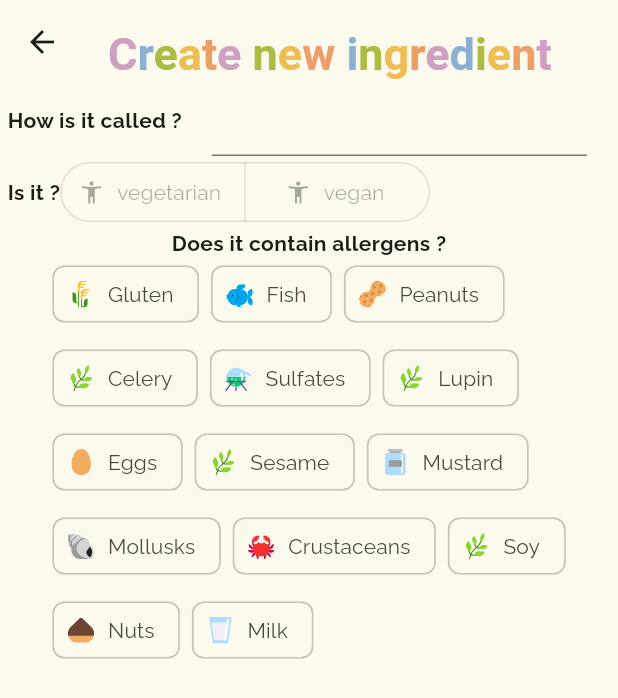
After one commit to Vjonquiere/KeskonMange, a Flutter app: the IngredientCreation screen opened directly, on a phone screen of 412 x 824 dp. The commit adds this screen. Shown: the top 698 px of the screen. Run offline on Flutter 3.47's test engine with Material 3 defaults, Android fonts, the phone set to English and light mode, and no system bars; our stand-ins replace flutter_secure_storage, flutter_svg, percent_indicator; missing offline and left inert: dart:ffi, openfoodfacts; accounts and stored records are empty.

Commit message:
allergerns selector widget factorisation + ingredient creation view pattern

```diff
--- /dev/null
+++ b/client/lib/core/widgets/allergens_selector.dart
@@ -0,0 +1,31 @@
+import 'package:flutter/cupertino.dart';
+import 'package:flutter/material.dart';
+import 'package:flutter_svg/svg.dart';
+
+import '../../constants.dart';
+import '../../utils/app_icons.dart';
+
+class AllergensSelector extends StatelessWidget {
+  void Function(int, bool) onSelected;
+  List<bool> selected;
+
+  AllergensSelector({required this.selected, required this.onSelected});
+
+  @override
+  Widget build(BuildContext context) {
+    return Wrap(
+      spacing: 8.0,
+      runSpacing: 8.0,
+      children: List.generate(allergens.length, (index) {
+        return FilterChip(
+          avatar: SvgPicture.asset(AppIcons.getIcon(allergens[index])),
+          label: Text(allergens[index]),
+          selected: selected[index],
+          onSelected: (bool selected) {
+            onSelected(index, selected);
+          },
+        );
+      }),
+    );
+  }
+}
--- a/client/lib/features/home/views/home_page.dart
+++ b/client/lib/features/home/views/home_page.dart
@@ -2,6 +2,8 @@ import 'package:client/core/widgets/custom_buttons.dart';
 import 'package:client/core/widgets/custom_dividers.dart';
 import 'package:client/features/home/viewmodels/coming_recipes_viewmodel.dart';
 import 'package:client/features/home/viewmodels/home_page_viewmodel.dart';
+import 'package:client/features/ingredient_creation/viewmodels/ingredient_viewmodel.dart';
+import 'package:client/features/ingredient_creation/views/ingredient_creation.dart';
 import 'package:client/features/recipe_calendar/viewmodels/calendar_viewmodel.dart';
 import 'package:client/features/recipe_calendar/views/calendar_page.dart';
 import 'package:client/features/recipe_planning/views/planned_recipes_page.dart';
@@ -61,7 +63,15 @@ class HomePage extends StatelessWidget {
                     iconSize: 32,
                     onPressed: () {
                       Navigator.of(context).push(MaterialPageRoute(
-                          builder: (context) => PlannedRecipesPage()));
+                          builder: (context) => ChangeNotifierProvider(
+                                create: (context) =>
+                                    IngredientCreationViewModel(),
+                                child: IngredientCreation(),
+                              )));
+
+                      /*
+                      Navigator.of(context).push(MaterialPageRoute(
+                          builder: (context) => PlannedRecipesPage()));*/
                     },
                     text: 'upload'),
                 CustomButton(
--- /dev/null
+++ b/client/lib/features/ingredient_creation/viewmodels/ingredient_viewmodel.dart
@@ -0,0 +1,7 @@
+import 'package:client/core/ViewModel.dart';
+import 'package:flutter/cupertino.dart';
+import 'package:openfoodfacts/openfoodfacts.dart';
+
+class IngredientCreationViewModel extends ViewModel {
+  IngredientCreationViewModel() {}
+}
--- /dev/null
+++ b/client/lib/features/ingredient_creation/views/ingredient_creation.dart
@@ -0,0 +1,102 @@
+import 'package:client/core/widgets/allergens_selector.dart';
+import 'package:client/core/widgets/colorful_text_builder.dart';
+import 'package:client/features/ingredient_creation/viewmodels/ingredient_viewmodel.dart';
+import 'package:flutter/cupertino.dart';
+import 'package:flutter/material.dart';
+import 'package:flutter_svg/svg.dart';
+import 'package:provider/provider.dart';
+
+import '../../../constants.dart';
+import '../../../utils/app_icons.dart';
+
+class IngredientCreation extends StatelessWidget {
+  Widget nameStep() {
+    return const Row(
+      children: [
+        Text(
+          "How is it called ?",
+          style: TextStyle(
+            fontWeight: FontWeight.bold,
+            fontSize: 14,
+          ),
+          textAlign: TextAlign.left,
+        ),
+        SizedBox(
+          width: 20,
+        ),
+        SizedBox(
+          child: TextField(),
+          width: 250,
+        ),
+      ],
+    );
+  }
+
+  Widget ingredientType() {
+    return Column();
+  }
+
+  Widget specificationsStep() {
+    return Row(
+      children: [
+        Text(
+          "Is it ?",
+          style: TextStyle(
+            fontWeight: FontWeight.bold,
+            fontSize: 14,
+          ),
+          textAlign: TextAlign.left,
+        ),
+        SegmentedButton(
+          segments: [
+            ButtonSegment(
+                value: "vegetarian",
+                label: Text("vegetarian"),
+                icon: Icon(Icons.accessibility_new_rounded)),
+            ButtonSegment(
+                value: "vegan",
+                label: Text("vegan"),
+                icon: Icon(Icons.accessibility_new_rounded))
+          ],
+          selected: {},
+          emptySelectionAllowed: true,
+        )
+      ],
+    );
+  }
+
+  Widget allergensStep() {
+    return Column(
+      children: [
+        const Text(
+          "Does it contain allergens ?",
+          style: TextStyle(
+            fontWeight: FontWeight.bold,
+            fontSize: 14,
+          ),
+          textAlign: TextAlign.left,
+        ),
+        AllergensSelector(
+            selected: List.generate(allergens.length, (index) => false),
+            onSelected: (index, boo) {})
+      ],
+    );
+  }
+
+  @override
+  Widget build(BuildContext context) {
+    IngredientCreationViewModel viewModel =
+        Provider.of<IngredientCreationViewModel>(context);
+    return Scaffold(
+      appBar: AppBar(
+        title:
+            ColorfulTextBuilder("Create new ingredient", 30, true).getWidget(),
+      ),
+      body: Padding(
+        padding: EdgeInsets.symmetric(horizontal: 5),
+        child: Column(
+            children: [nameStep(), specificationsStep(), allergensStep()]),
+      ),
+    );
+  }
+}
--- a/client/lib/features/user_signup/widgets/allergens_step.dart
+++ b/client/lib/features/user_signup/widgets/allergens_step.dart
@@ -1,3 +1,4 @@
+import 'package:client/core/widgets/allergens_selector.dart';
 import 'package:flutter/cupertino.dart';
 import 'package:flutter/material.dart';
 import 'package:flutter_svg/svg.dart';
@@ -16,20 +17,9 @@ class AllergensStep extends StatelessWidget {
       children: [
         ColorfulTextBuilder("Do you have allergens?", 40).getWidget(),
         const SizedBox(height: 16.0),
-        Wrap(
-          spacing: 8.0, // Space between buttons
-          runSpacing: 8.0, // Space between lines
-          children: List.generate(allergens.length, (index) {
-            return FilterChip(
-              avatar: SvgPicture.asset(AppIcons.getIcon(allergens[index])),
-              label: Text(allergens[index]),
-              selected: viewModel.selected[index],
-              onSelected: (bool selected) {
-                viewModel.onSelectedSwitch(index, selected);
-              },
-            );
-          }),
-        ),
+        AllergensSelector(
+            selected: viewModel.selected,
+            onSelected: viewModel.onSelectedSwitch),
       ],
     );
   }
```
